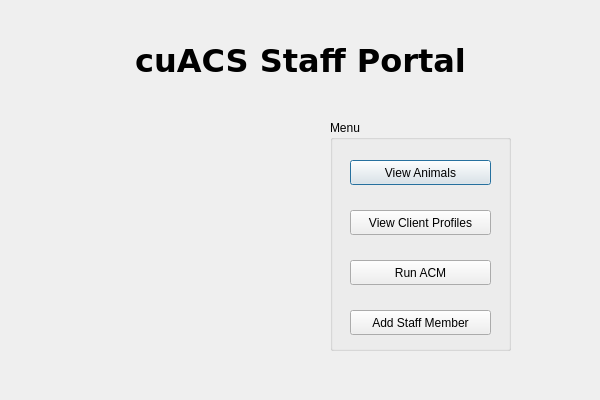
First picture: the form in staffwindow.ui, repository justinward3/COMP3004Project, before the edit.
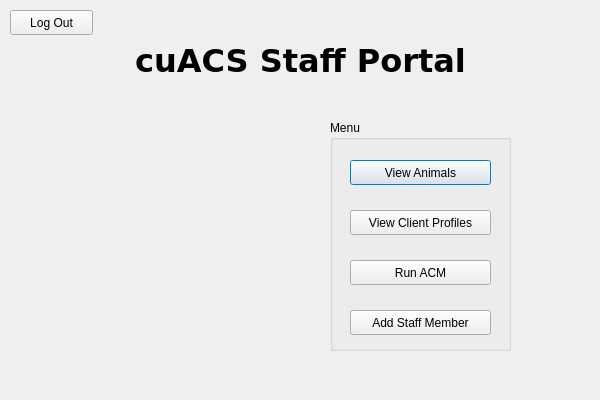
Second picture: the form after the edit. Icons and pictures are not drawn.

```diff
--- a/staffwindow.ui
+++ b/staffwindow.ui
@@ -133,6 +133,19 @@
     </property>
    </widget>
   </widget>
+  <widget class="QPushButton" name="logOut">
+   <property name="geometry">
+    <rect>
+     <x>10</x>
+     <y>10</y>
+     <width>83</width>
+     <height>25</height>
+    </rect>
+   </property>
+   <property name="text">
+    <string>Log Out</string>
+   </property>
+  </widget>
   <zorder>groupBox</zorder>
   <zorder>label</zorder>
   <zorder>label_2</zorder>
```
Left out of the diff: 1 changed line with no effect on the pictures.
